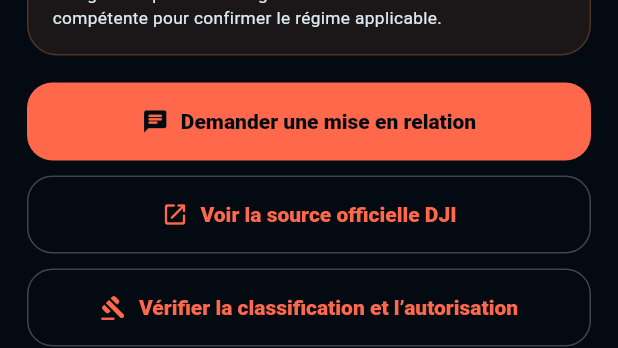
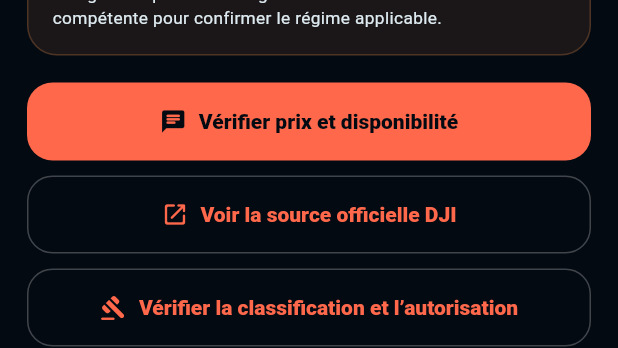
Before and after one commit to yoonbuwoor/NOVDAC, a Flutter app: the _DroneDetails widget shown alone on an empty page, opened directly with sample values from the repository, scrolled down 576 dp, on a phone screen of 412 x 824 dp. Shown: the part 680-1028 px from the top of the screen. Run offline on Flutter 3.47's test engine with Material 3 defaults, Android fonts, the phone set to English and light mode, and no system bars; our stand-ins replace flutter_local_notifications, geolocator, shared_preferences; missing offline and left inert: workmanager; accounts and stored records are empty; statements that could not run were skipped.

Commit message:
Add files via upload

```diff
--- a/lib/screens/drone_catalog_screen.dart
+++ b/lib/screens/drone_catalog_screen.dart
@@ -15,9 +15,9 @@
   final subject = droneName == null ? 'un drone DJI' : droneName;
   final message =
       'Bonjour Novateur221, je souhaite recevoir des renseignements sur '
-      '$subject via DroneAtlas Academy et être mis(e) en relation avec un '
-      'fournisseur certifié. Je comprends que Novateur221 ne vend pas '
-      'directement les drones.';
+      '$subject via DroneAtlas Academy. Pouvez-vous m’aider à vérifier le '
+      'prix, la disponibilité et à identifier un fournisseur certifié adapté '
+      'à mon besoin ?';
   return 'https://wa.me/$_novateur221SalesPhone?text=${Uri.encodeComponent(message)}';
 }
 
@@ -410,7 +410,7 @@
           FilledButton.icon(
             onPressed: onContact,
             icon: const Icon(Icons.chat_rounded),
-            label: const Text('Demander des renseignements'),
+            label: const Text('Recevoir un conseil personnalisé'),
           ),
           const SizedBox(height: 12),
           const Text(
@@ -802,7 +802,7 @@
           FilledButton.icon(
             onPressed: onContact,
             icon: const Icon(Icons.chat_rounded),
-            label: const Text('Demander une mise en relation'),
+            label: const Text('Vérifier prix et disponibilité'),
           ),
           if (onOpenOfficial != null) ...[
             const SizedBox(height: 10),
```
